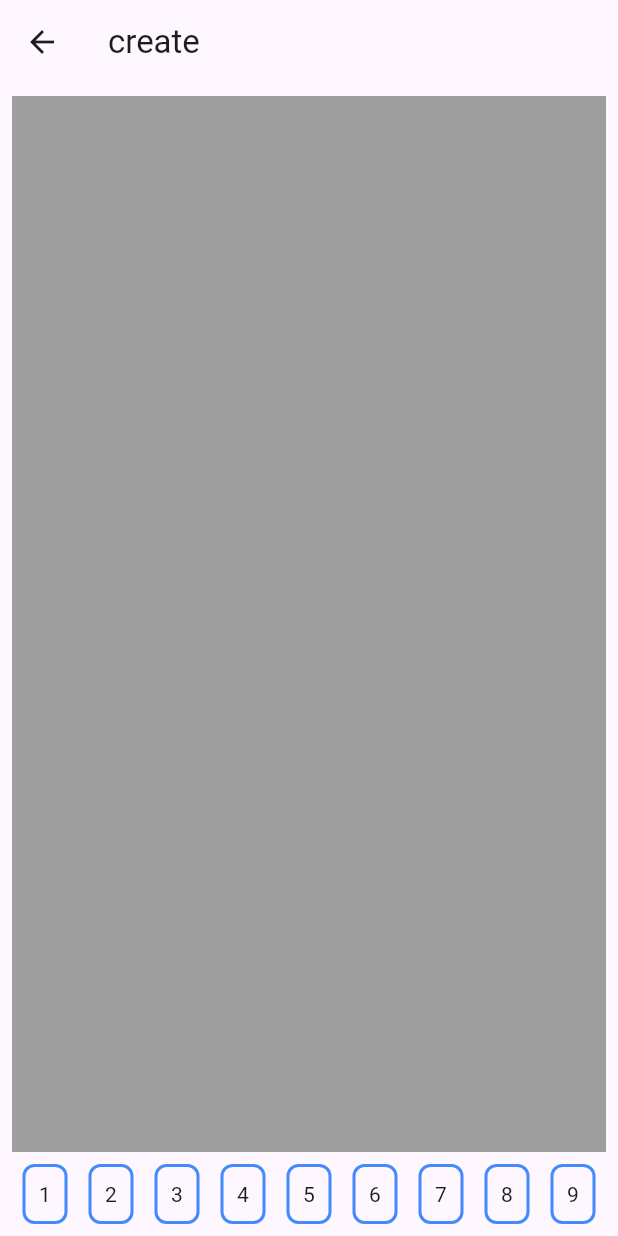
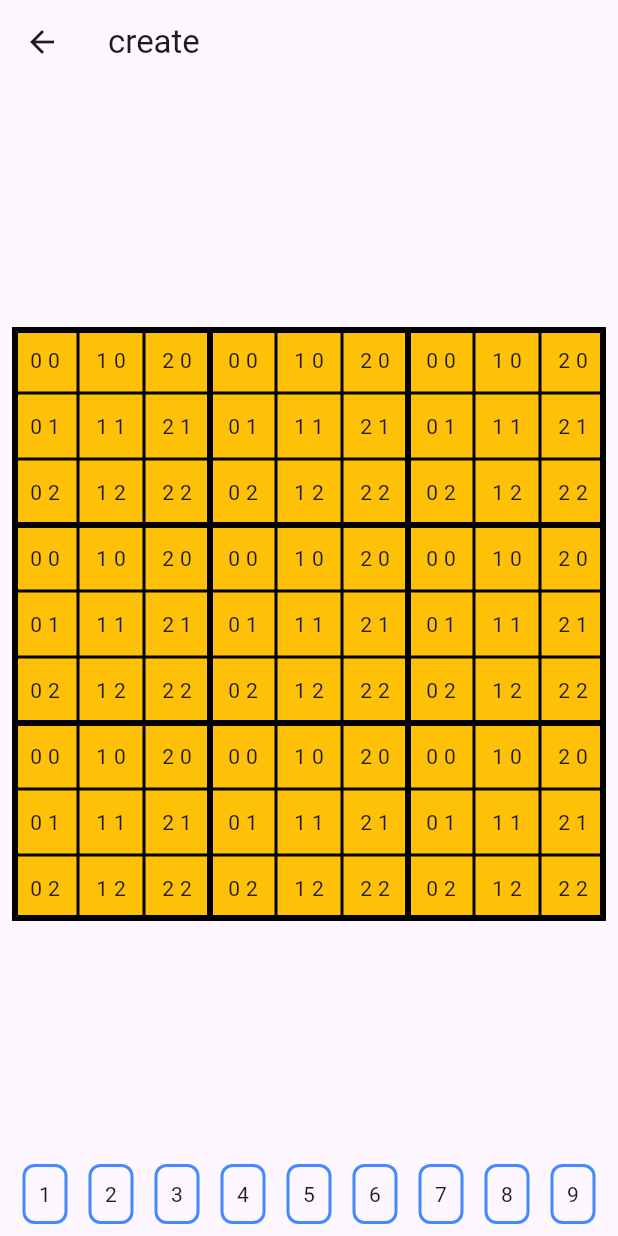
Before and after one commit to GenixPL/sudoku, a Flutter app: the CreateScreen screen opened by its route, on a phone screen of 412 x 824 dp. Run offline on Flutter 3.47's test engine with Material 3 defaults, Android fonts, the light colour scheme and no system bars; our stand-ins replace gap, go_router.

Commit message:
more more more

```diff
--- a/lib/main.dart
+++ b/lib/main.dart
@@ -1,6 +1,7 @@
 import 'package:flutter/material.dart';
 import 'package:sudoku/app.dart';
 
+// TODO(genix): add not turning the screen off
 void main() {
   runApp(const MyApp());
 }
--- a/lib/models/_models.dart
+++ b/lib/models/_models.dart
@@ -1,3 +1,4 @@
+export 'block.dart';
 export 'board_state.dart';
 export 'field.dart';
 export 'game.dart';
--- /dev/null
+++ b/lib/models/block.dart
@@ -0,0 +1,34 @@
+import 'package:sudoku/models/_models.dart';
+
+extension BlockListExtension on List<Block> {
+  Block getByCords({
+    required int x,
+    required int y,
+  }) {
+    return firstWhere((b) => (b.x == x) && (b.y == y));
+  }
+}
+
+class Block {
+  const Block({
+    required this.x,
+    required this.y,
+    required this.fields,
+  });
+
+  static List<Block> createList() {
+    return [
+      for (int x = 0; x < 3; x++)
+        for (int y = 0; y < 3; y++)
+          Block(
+            x: x,
+            y: y,
+            fields: EmptyField.createList(),
+          ),
+    ];
+  }
+
+  final int x;
+  final int y;
+  final List<Field> fields;
+}
--- a/lib/models/board_state.dart
+++ b/lib/models/board_state.dart
@@ -2,8 +2,8 @@ import '_models.dart';
 
 class BoardState {
   const BoardState({
-    required this.fields,
+    required this.blocks,
   });
 
-  final List<Field> fields;
+  final List<Block> blocks;
 }
--- a/lib/models/field.dart
+++ b/lib/models/field.dart
@@ -1,11 +1,20 @@
+extension FieldListExtension on List<Field> {
+  Field getByCords({
+    required int x,
+    required int y,
+  }) {
+    return firstWhere((f) => (f.x == x) && (f.y == y));
+  }
+}
+
 sealed class Field {
-  final int x;
-  final int y;
-
   const Field({
     required this.x,
     required this.y,
   });
+
+  final int x;
+  final int y;
 
   EmptyField clear() {
     return EmptyField(
@@ -20,6 +29,17 @@ class EmptyField extends Field {
     required super.x,
     required super.y,
   });
+
+  static List<EmptyField> createList() {
+    return [
+      for (int x = 0; x < 3; x++)
+        for (int y = 0; y < 3; y++)
+          EmptyField(
+            x: x,
+            y: y,
+          ),
+    ];
+  }
 }
 
 class NotesField extends Field {
--- a/lib/models/game_model.dart
+++ b/lib/models/game_model.dart
@@ -4,13 +4,15 @@ import '_models.dart';
 
 class GameModel {
   Future<Result<Game>> createGame({
-    required List<Field> initialFields,
+    required List<Block> initialBlocks,
   }) async {
     return SuccessResult(
       result: Game(
         id: Uuid().v4(),
         states: [
-          BoardState(fields: initialFields),
+          BoardState(
+            blocks: initialBlocks,
+          ),
         ],
       ),
     );
--- a/lib/screens/create_screen.dart
+++ b/lib/screens/create_screen.dart
@@ -1,11 +1,19 @@
 import 'package:flutter/material.dart';
+import 'package:sudoku/models/_models.dart';
 import 'package:sudoku/utils/_utils.dart';
 import 'package:sudoku/widgets/_widgets.dart';
 
-class CreateScreen extends StatelessWidget {
+class CreateScreen extends StatefulWidget {
   const CreateScreen({
     super.key,
   });
+
+  @override
+  State<CreateScreen> createState() => _CreateScreenState();
+}
+
+class _CreateScreenState extends State<CreateScreen> {
+  late final List<Block> _blocks = Block.createList();
 
   @override
   Widget build(BuildContext context) {
@@ -17,8 +25,10 @@ class CreateScreen extends StatelessWidget {
         child: Column(
           children: [
             Expanded(
-              child: Container(
-                color: Colors.grey,
+              child: Center(
+                child: BlockTable(
+                  blocks: _blocks,
+                ),
               ),
             ),
             Keyboard(
--- a/lib/widgets/_widgets.dart
+++ b/lib/widgets/_widgets.dart
@@ -1,2 +1,5 @@
+export 'block_cell.dart';
+export 'block_table.dart';
 export 'expanded_single_child_scroll_view.dart';
+export 'field_cell.dart';
 export 'keyboard.dart';
--- /dev/null
+++ b/lib/widgets/block_cell.dart
@@ -0,0 +1,42 @@
+import 'package:flutter/material.dart';
+import 'package:sudoku/models/_models.dart';
+import 'package:sudoku/widgets/_widgets.dart';
+
+class BlockCell extends StatelessWidget {
+  const BlockCell({
+    super.key,
+    required this.block,
+  });
+
+  final Block block;
+
+  @override
+  Widget build(BuildContext context) {
+    return AspectRatio(
+      aspectRatio: 1,
+      child: Container(
+        color: Colors.amber,
+        child: Table(
+          border: TableBorder.all(
+            color: Colors.black,
+            width: 2,
+          ),
+          children: [
+            for (int y = 0; y < 3; y++)
+              TableRow(
+                children: [
+                  for (int x = 0; x < 3; x++)
+                    FieldCell(
+                      field: block.fields.getByCords(
+                        x: x,
+                        y: y,
+                      ),
+                    ),
+                ],
+              ),
+          ],
+        ),
+      ),
+    );
+  }
+}
--- /dev/null
+++ b/lib/widgets/block_table.dart
@@ -0,0 +1,42 @@
+import 'package:flutter/material.dart';
+import 'package:sudoku/models/_models.dart';
+import 'package:sudoku/widgets/_widgets.dart';
+
+class BlockTable extends StatelessWidget {
+  const BlockTable({
+    super.key,
+    required this.blocks,
+  });
+
+  final List<Block> blocks;
+
+  @override
+  Widget build(BuildContext context) {
+    return Container(
+      color: Colors.grey,
+      child: AspectRatio(
+        aspectRatio: 1,
+        child: Table(
+          border: TableBorder.all(
+            color: Colors.black,
+            width: 4,
+          ),
+          children: [
+            for (int y = 0; y < 3; y++)
+              TableRow(
+                children: [
+                  for (int x = 0; x < 3; x++)
+                    BlockCell(
+                      block: blocks.getByCords(
+                        x: x,
+                        y: y,
+                      ),
+                    ),
+                ],
+              ),
+          ],
+        ),
+      ),
+    );
+  }
+}
--- /dev/null
+++ b/lib/widgets/field_cell.dart
@@ -0,0 +1,21 @@
+import 'package:flutter/material.dart';
+import 'package:sudoku/models/field.dart';
+
+class FieldCell extends StatelessWidget {
+  const FieldCell({
+    super.key,
+    required this.field,
+  });
+
+  final Field field;
+
+  @override
+  Widget build(BuildContext context) {
+    return AspectRatio(
+      aspectRatio: 1,
+      child: Center(
+        child: Text('${field.x} ${field.y}'),
+      ),
+    );
+  }
+}
```
